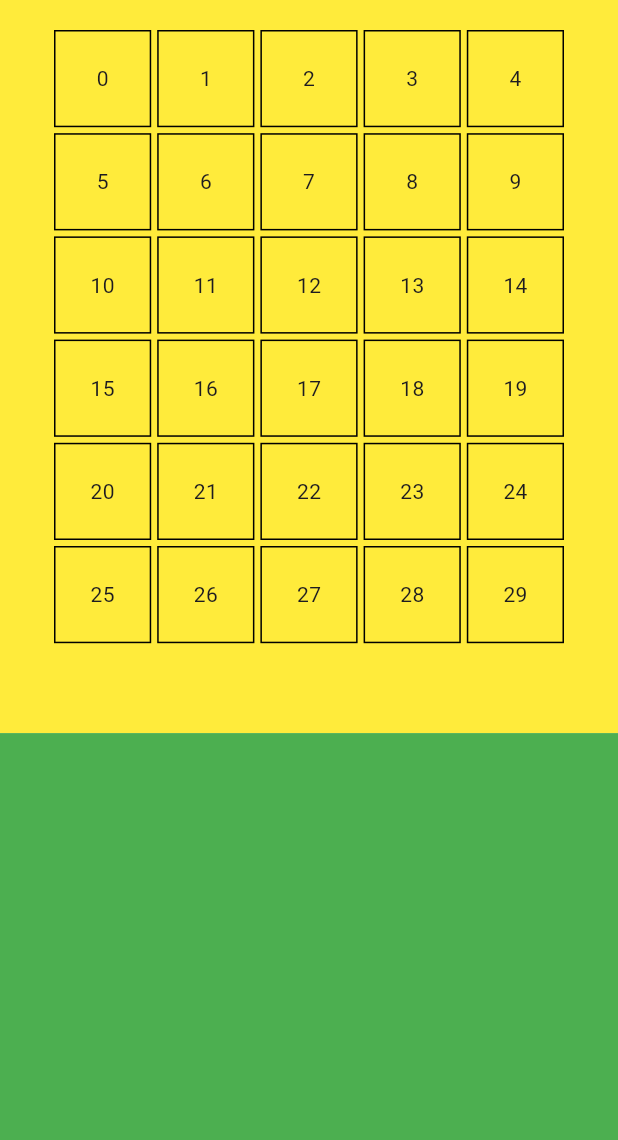
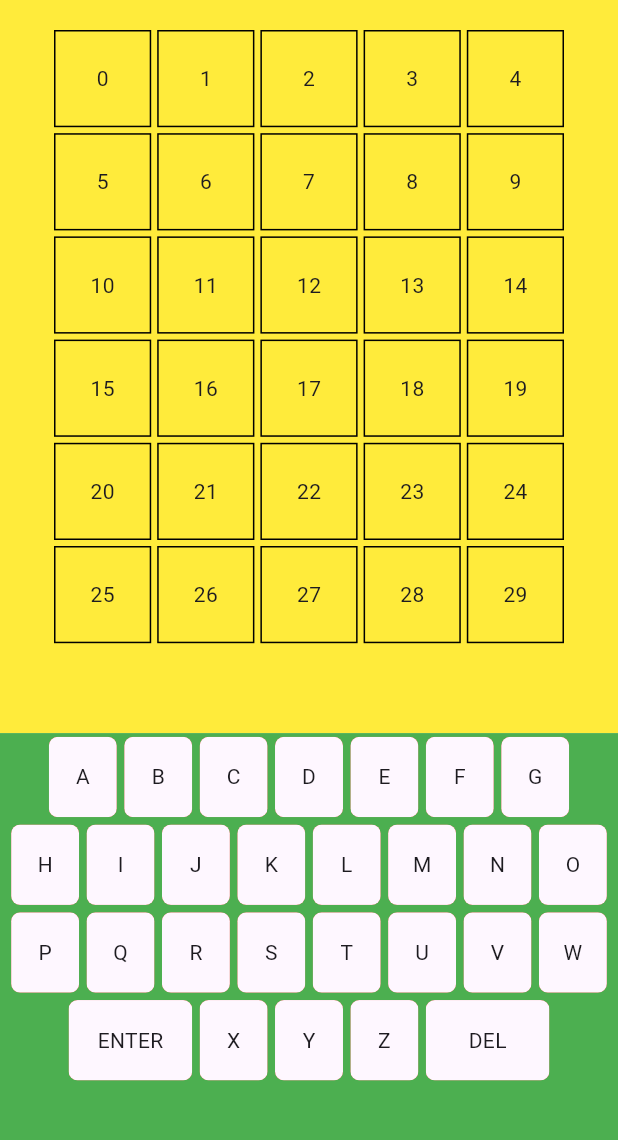
Before and after one commit to mossabdeh/wordle, a Flutter app: the screen it shows after launch, on a phone screen of 412 x 824 dp, the part 84-1224 px from its top. Run offline on Flutter 3.47's test engine with Material 3 defaults, Android fonts, the phone set to English and light mode, and no system bars.

Commit message:
Adding Keyboard

```diff
--- /dev/null
+++ b/lib/components/keyboard_row.dart
@@ -0,0 +1,45 @@
+import 'package:flutter/material.dart';
+
+import '../constants/keyboard.dart';
+
+class keyBoardRow extends StatelessWidget {
+  const keyBoardRow({required this.min , required this.max,
+    Key? key,
+  });
+
+  final int min , max ;
+
+  @override
+  Widget build(BuildContext context) {
+    final size = MediaQuery.of(context).size;
+    int index = 0;
+    return Row(
+      mainAxisAlignment: MainAxisAlignment.center,
+      children: keyboardState.entries.map((e) {
+        index++;
+        if (index >= min && index <= max) {
+          return Padding(
+            padding:  EdgeInsets.all(size.width * 0.006),
+            child : ClipRRect(
+              borderRadius: BorderRadius.circular(6),
+              child: Container(
+              color: Colors.red,
+              width: e.key.displayName == 'ENTER' || e.key.displayName == 'DEL' ?
+              size.width * 0.2 :
+              size.width * 0.11,
+              height: size.height * 0.065,
+              child : Material(
+                child: InkWell(
+                  onTap:(){} ,
+                child : Center(child:Text(e.key.displayName))),
+              )),
+            )); // Use `displayName` here
+        } else {
+          return const SizedBox();
+        }
+      }).toList(),
+    );
+  }
+
+
+}
--- /dev/null
+++ b/lib/constants/keyboard.dart
@@ -0,0 +1,11 @@
+
+
+import 'package:wordle/constants/letterState.dart';
+import 'package:wordle/constants/letterValue.dart';
+
+/* Using a map to Store the state of each letter for its correspondence value*/
+
+Map<LetterValue, LetterState> keyboardState = {
+  /* init each keyboard value with untouched */
+  for (LetterValue letter in LetterValue.values) letter: LetterState.untouched,
+};
--- /dev/null
+++ b/lib/constants/letterState.dart
@@ -0,0 +1,8 @@
+/* we will associate that enum with our letters */
+
+enum LetterState {
+  untouched , /* when we didn't touch that letter yet*/
+  correct , /* when the letter is right color will be green*/
+  incorrect , /* when the letter is not right */
+  contains /* there s that letter but not in that place */
+}
--- /dev/null
+++ b/lib/constants/letterValue.dart
@@ -0,0 +1,19 @@
+
+/* Values of my keyboard*/
+
+enum LetterValue {
+  A, B, C, D, E, F, G, H, I, J, K, L, M, N, O, P, Q, R, S, T, U, V, W, ENTER,X, Y, Z,
+
+  DEL;
+
+  String get displayName {
+    switch (this) {
+      case LetterValue.ENTER:
+        return 'ENTER';
+      case LetterValue.DEL:
+        return 'DEL';
+      default:
+        return name; // This will be "A", "B", "C", etc., as a string
+    }
+  }
+}
--- a/lib/pages/home_page.dart
+++ b/lib/pages/home_page.dart
@@ -1,6 +1,6 @@
 import 'package:flutter/material.dart';
-
 import '../components/grid.dart';
+import '../components/keyboard_row.dart';
 
 class HomePage extends StatefulWidget {
   const HomePage({super.key});
@@ -14,7 +14,7 @@ class _HomePageState extends State<HomePage> {
   Widget build(BuildContext context) {
     return Scaffold(
       appBar:AppBar(
-        title: Text('Wordle'),
+        title: const Text('Wordle'),
         centerTitle: true,
         elevation: 0,
       ),
@@ -23,12 +23,23 @@ class _HomePageState extends State<HomePage> {
           Expanded(
               flex: 7,
               child:Container(color: Colors.yellow,
-              child: Grid(),
+              child: const Grid(),
               )),
 
           Expanded(
               flex: 4,
-              child:Container(color: Colors.green,)),
+              child:Container(color: Colors.green,
+              child: const Column(
+                children: [
+                  keyBoardRow(min: 1, max: 7,),
+                  keyBoardRow(min: 8, max: 15,),
+                  keyBoardRow(min: 16 ,max: 23, ),
+                  keyBoardRow(min: 24,max: 29, )
+                ],
+              ),
+
+              )),
+
         ],
       ),
     );
```
